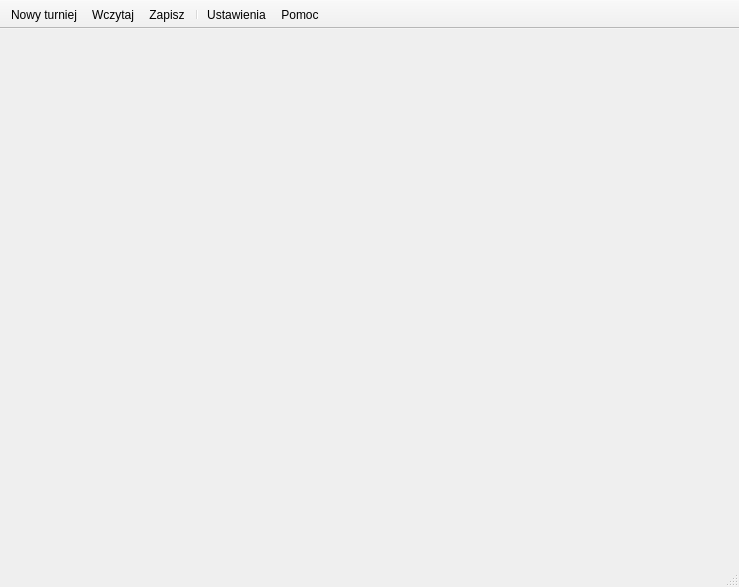
Qt form qtdesignerfiles/mainwindow.ui (Unknown22/Tournament-Manager) before a commit.
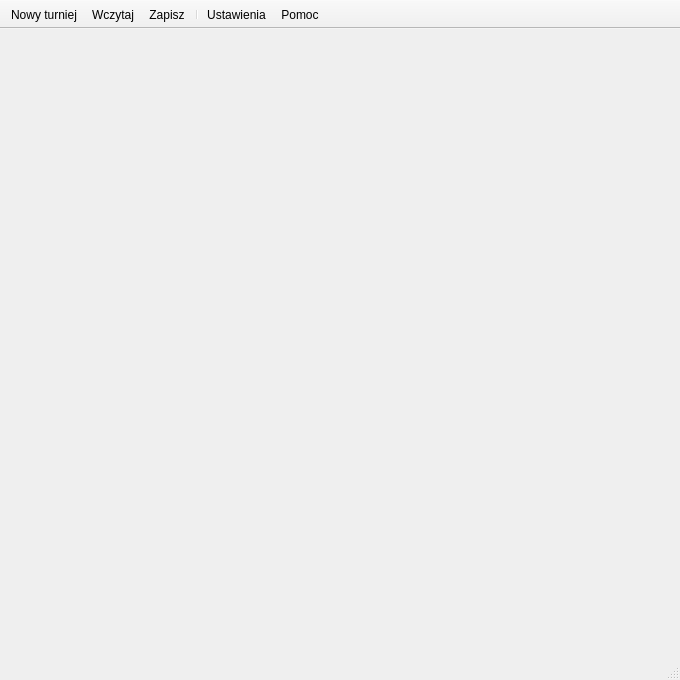
The same form after that commit. Icons and pictures are not drawn.

```diff
--- a/qtdesignerfiles/mainwindow.ui
+++ b/qtdesignerfiles/mainwindow.ui
@@ -6,8 +6,8 @@
    <rect>
     <x>0</x>
     <y>0</y>
-    <width>739</width>
-    <height>587</height>
+    <width>680</width>
+    <height>680</height>
    </rect>
   </property>
   <property name="contextMenuPolicy">
@@ -20,7 +20,13 @@
    <iconset>
     <normaloff>ui_files/icons/cup.png</normaloff>ui_files/icons/cup.png</iconset>
   </property>
-  <widget class="QWidget" name="centralwidget"/>
+  <widget class="QWidget" name="centralwidget">
+   <layout class="QHBoxLayout" name="horizontalLayout">
+    <item>
+     <layout class="QHBoxLayout" name="horizontalLayout_2"/>
+    </item>
+   </layout>
+  </widget>
   <widget class="QStatusBar" name="statusbar"/>
   <widget class="QToolBar" name="toolBar">
    <property name="contextMenuPolicy">
```
